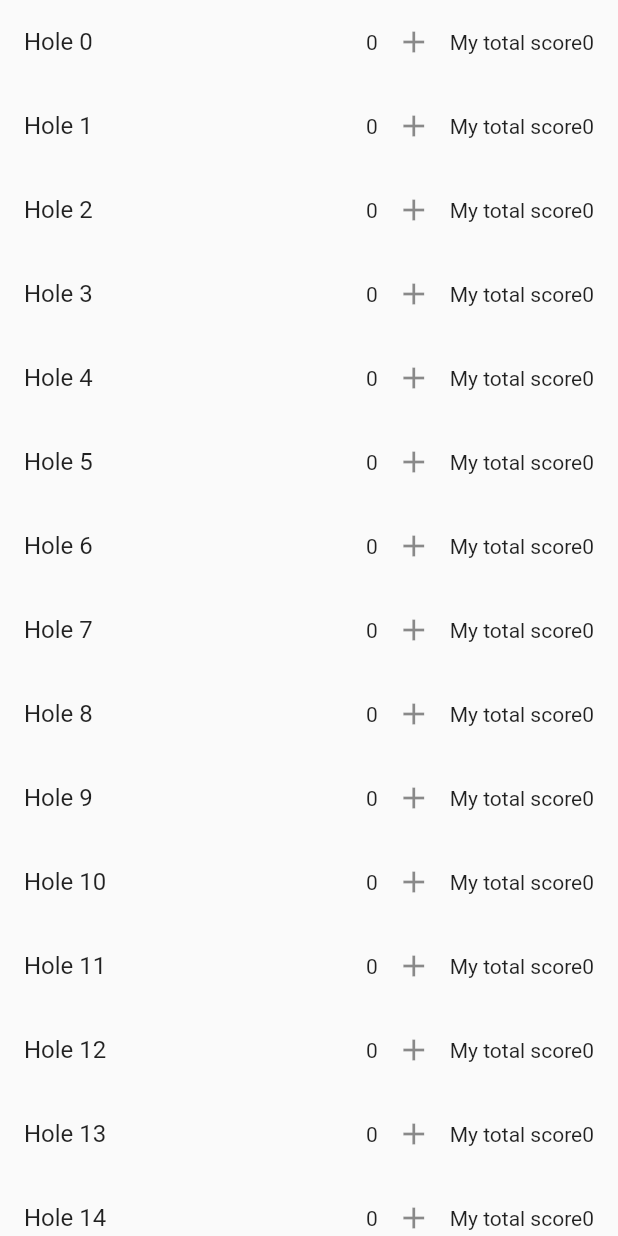
After one commit to gu-tig169-ht21/grupp7, a Flutter app: the screen it shows once a user with an empty profile is signed in, after a tap on "hole1", on a phone screen of 412 x 824 dp. The commit adds this screen. Run offline on Flutter 3.47's test engine with Material 2 defaults, Android fonts, the phone set to English and light mode, and no system bars; our stand-ins replace cloud_firestore, firebase_auth, firebase_core, google_fonts; accounts and stored records are empty.

Commit message:
uploaddata
Co-authored-by: gusbacte <teoback@users.noreply.github.com>
Co-authored-by: gusfrenal <gusfrenal@users.noreply.github.com>
Co-authored-by: danielcuracica <danielcuracica@users.noreply.github.com>
Co-authored-by: lindsimon <lindsimon@users.noreply.github.com>

```diff
--- a/lib/providers/player.dart
+++ b/lib/providers/player.dart
@@ -1,4 +1,3 @@
-
 /*
 import 'package:flutter/material.dart';
 import 'package:cloud_firestore/cloud_firestore.dart';
--- /dev/null
+++ b/lib/view/holeone.dart
@@ -0,0 +1,58 @@
+import 'package:flutter/material.dart';
+
+class HoleIndex extends StatelessWidget {
+  @override
+  Widget build(BuildContext context) {
+    return Scaffold(
+      body: ListView(
+        children: List.generate(
+          18,
+          (i) => ListTileScore(
+            title: "Hole $i",
+          ),
+        ),
+      ),
+    );
+  }
+}
+
+class ListTileScore extends StatefulWidget {
+  String title;
+  ListTileScore({Key? key, required this.title}) : super(key: key);
+  @override
+  _ListTileScoreState createState() => _ListTileScoreState();
+}
+
+class _ListTileScoreState extends State<ListTileScore> {
+  int _itemCount = 0;
+  @override
+  Widget build(BuildContext context) {
+    return ListTile(
+      title: Text(widget.title),
+      trailing: Row(
+        mainAxisSize: MainAxisSize.min,
+        children: <Widget>[
+          _itemCount != 0
+              ? IconButton(
+                  icon: const Icon(Icons.remove),
+                  onPressed: () => setState(() => _itemCount--),
+                )
+              : Container(),
+          Text(_itemCount.toString()),
+          IconButton(
+              icon: const Icon(Icons.add),
+              onPressed: () => setState(() => _itemCount++)),
+          Text(
+            'My total score',
+          ),
+          SizedBox(
+            height: 20,
+          ),
+          Text(
+            (_itemCount.toString()),
+          )
+        ],
+      ),
+    );
+  }
+}
--- a/lib/view/home_page.dart
+++ b/lib/view/home_page.dart
@@ -4,7 +4,8 @@ import 'package:my_first_app/auth_firebase/sign_in.dart';
 import 'package:my_first_app/view/scorecard.dart';
 import 'package:my_first_app/view/scorecard_view.dart';
 import 'package:provider/src/provider.dart';
-
+import './ny_scorecard.dart';
+import 'holeone.dart';
 import 'scorecard_view.dart';
 
 class HomePage extends StatelessWidget {
@@ -34,6 +35,22 @@ class HomePage extends StatelessWidget {
               },
               child: Text("Sign out"),
             ),
+            ElevatedButton(
+              onPressed: () {
+                Navigator.push(
+                    context,
+                    MaterialPageRoute(
+                        builder: (context) => NewScorecardView()));
+              },
+              child: Text('testsida'),
+            ),
+            ElevatedButton(
+              onPressed: () {
+                Navigator.push(context,
+                    MaterialPageRoute(builder: (context) => HoleIndex()));
+              },
+              child: Text('hole1'),
+            ),
           ],
         ),
       ),
```
Also changed, not shown: lib/view/ny_scorecard.dart (added, +63 -0 lines), lib/view/scorecard.dart (+4 -11 lines), lib/view/scorecard_view.dart (+0 -41 lines), pubspec.lock, 2 other files.
